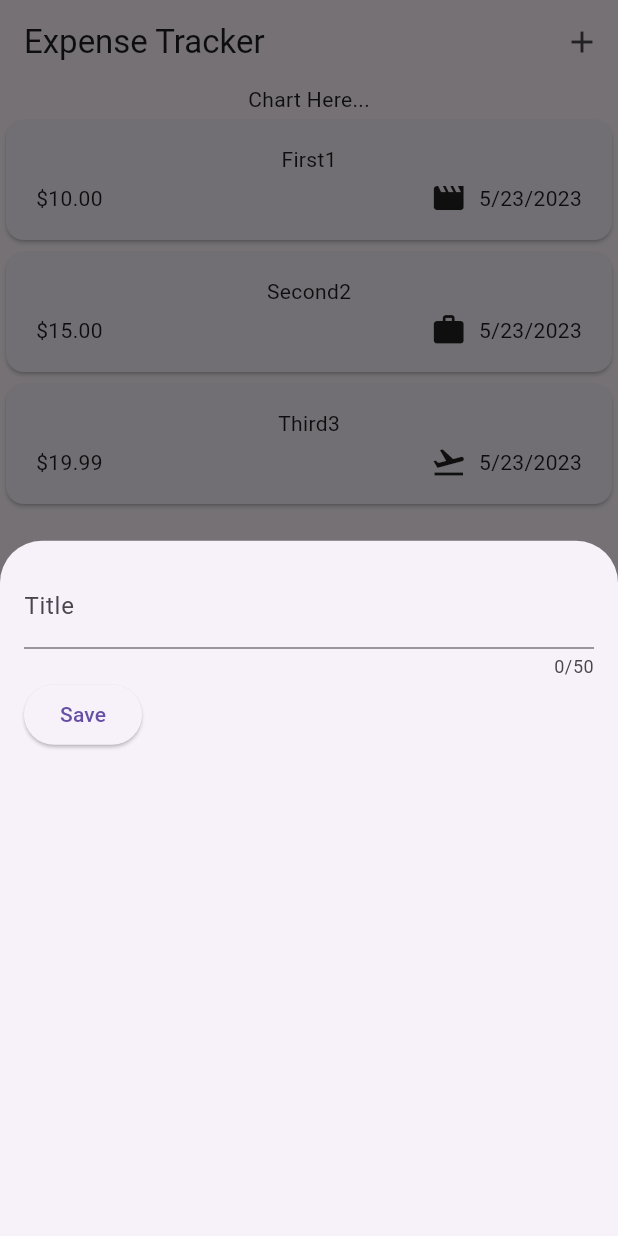
After one commit to Vidhish-Trivedi/Expense-Tracker-FlutterBasics, a Flutter app: the screen it shows after launch, after a tap on the "add" icon, on a phone screen of 412 x 824 dp. The commit adds this screen. Run offline on Flutter 3.47's test engine with Material 2 defaults, Android fonts, the phone set to English and light mode, and no system bars.

Commit message:
modal to add new expenses

```diff
--- a/lib/widgets/expenses.dart
+++ b/lib/widgets/expenses.dart
@@ -1,6 +1,7 @@
 import 'package:flutter/material.dart';
 import 'package:expense_tracker/models/expense.dart';
 import 'package:expense_tracker/widgets/expenses_list/expenses_list.dart';
+import 'package:expense_tracker/widgets/new_expense.dart';
 
 class Expenses extends StatefulWidget {
   const Expenses({super.key});
@@ -32,15 +33,25 @@ class _ExpensesState extends State<Expenses> {
         category: Category.travel),
   ];
 
+  void _displayAddExpenseModal() {
+    // Used to display a modal on clicking the + button.
+    showModalBottomSheet(
+      context: context,
+      builder: (ctx) {
+        return (const NewExpense());
+      },
+    );
+  }
+
   @override
   Widget build(BuildContext context) {
     return (Scaffold(
       appBar: AppBar(
         title: const Text("Expense Tracker"),
-        actions: const [
+        actions: [
           IconButton(
-            onPressed: null,
-            icon: Icon(Icons.add),
+            onPressed: _displayAddExpenseModal,
+            icon: const Icon(Icons.add),
           ),
         ],
       ),
@@ -53,3 +64,8 @@ class _ExpensesState extends State<Expenses> {
     ));
   }
 }
+
+// Inside a class that extends State <>, a context property is
+// made available by Flutter.
+// Context contains information on relation about widget meta data and its relation
+// to other widgets in the overall widget tree.
--- /dev/null
+++ b/lib/widgets/new_expense.dart
@@ -0,0 +1,46 @@
+import 'package:flutter/material.dart';
+
+class NewExpense extends StatefulWidget {
+  const NewExpense({super.key});
+
+  @override
+  State<StatefulWidget> createState() {
+    return (_NewExpenseState());
+  }
+}
+
+class _NewExpenseState extends State<NewExpense> {
+  var _title = "";
+
+  void _saveTitle(String input) {
+    _title = input;
+  }
+
+  @override
+  Widget build(BuildContext context) {
+    return (Padding(
+      padding: const EdgeInsets.all(16),
+      child: Column(
+        children: [
+          TextField(
+            onChanged: _saveTitle,
+            maxLength: 50,
+            keyboardType: TextInputType.text,
+            decoration: const InputDecoration(
+              label: Text(
+                "Title",
+              ),
+            ),
+          ),
+          Row(
+            children: [
+              ElevatedButton(onPressed: () {
+                print(_title);
+              }, child: const Text("Save")),
+            ],
+          ),
+        ],
+      ),
+    ));
+  }
+}
```
